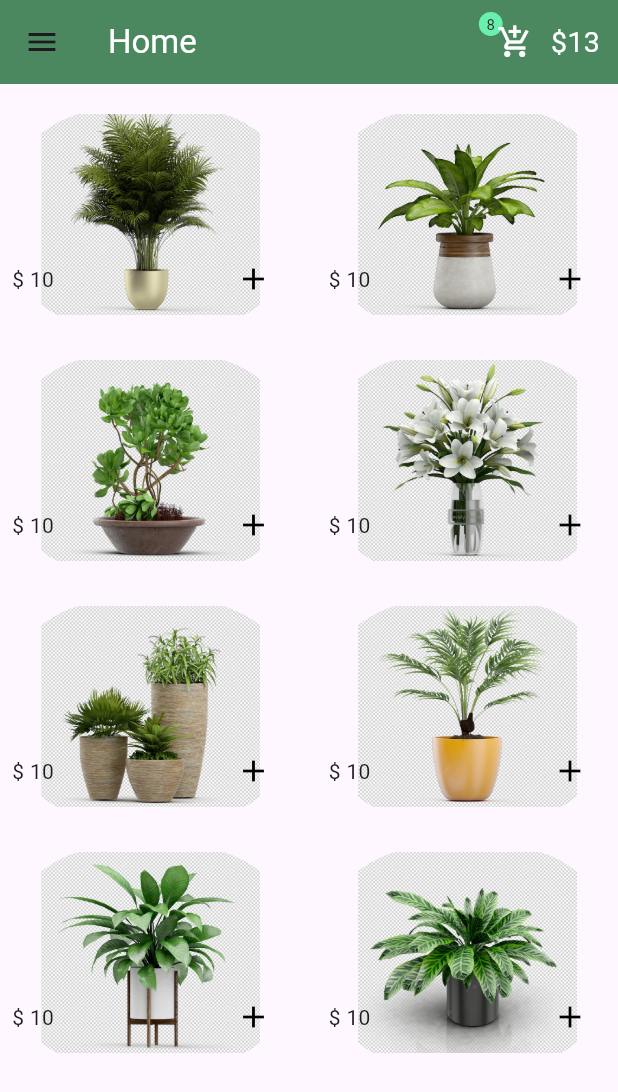
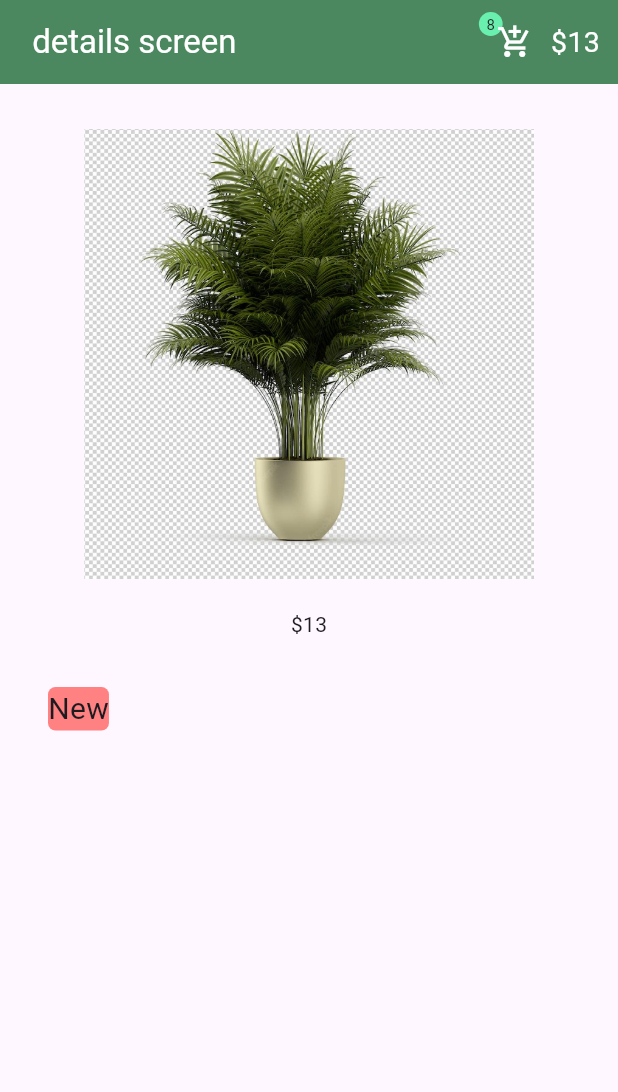
Before and after one commit to Ghada-Mohamed-Khalaf/E-commerce, a Flutter app: the screen it shows after launch, on a phone screen of 412 x 824 dp. Shown: the top 1092 px of the screen. Run offline on Flutter 3.47's test engine with Material 3 defaults, Android fonts, the phone set to English and light mode, and no system bars.

Commit message:
create details screen

```diff
--- a/lib/main.dart
+++ b/lib/main.dart
@@ -1,3 +1,5 @@
+
+import 'package:ecommerce/views/details_screen.dart';
 import 'package:ecommerce/views/home_page.dart';
 import 'package:ecommerce/views/login.dart';
 import 'package:ecommerce/views/sign_up.dart';
@@ -15,7 +17,7 @@ class MyApp extends StatelessWidget {
   Widget build(BuildContext context) {
     return MaterialApp(
      debugShowCheckedModeBanner: false,
-     home: HomePage(),
+     home:DetailsScreen(),
     );
   }
 }
--- /dev/null
+++ b/lib/views/details_screen.dart
@@ -0,0 +1,84 @@
+import 'package:ecommerce/costants.dart';
+import 'package:flutter/material.dart';
+
+class DetailsScreen extends StatelessWidget {
+  const DetailsScreen({super.key});
+
+  @override
+  Widget build(BuildContext context) {
+    return  Scaffold(
+      appBar: AppBar(
+        backgroundColor: kPrimaryColor,
+        title: Text(
+          " details screen",
+          style: TextStyle(color: Colors.white),
+        ),
+
+        actions: [
+          Row(
+            children: [
+              Stack(children: [
+                Container(
+                  child: Text(
+                    "8",
+                    style: TextStyle(fontSize: 10),
+                  ),
+                  padding: EdgeInsets.all(5),
+                  decoration: BoxDecoration(
+                      shape: BoxShape.circle, color: Colors.greenAccent),
+                ),
+                IconButton(
+                  onPressed: () {},
+                  icon: Icon(
+                    Icons.add_shopping_cart,
+                    color: Colors.white,
+                  ),
+                ),
+              ]),
+              Padding(
+                padding: const EdgeInsets.only(right: 12),
+                child: Text(
+                  "\$13",
+                  style: TextStyle(fontSize: 19, color: Colors.white),
+                ),
+              ),
+            ],
+          )
+        ],
+      ),
+      body:Padding(
+        padding: const EdgeInsets.only(top: 30),
+        child: Column(
+
+
+          children: [
+            Image.asset("assets/image/1.jpg",height: 300,width: 5000,),
+            SizedBox(height: 20,),
+            Text("\$13"),
+            Row(
+              children: [
+                Padding(
+                  padding: const EdgeInsets.all(32.0),
+                  child: Container(
+                    child: Text("New",style: TextStyle(fontSize: 20),),
+                    decoration: BoxDecoration(
+                      color: Color.fromARGB(255, 255, 129, 129),
+                      borderRadius: BorderRadius.circular(5),
+                    ),
+
+                  ),
+                ),
+              ],
+
+
+            ),
+          ],
+        ),
+      ) ,
+
+
+
+
+    );
+  }
+}
--- a/lib/views/onboarding.dart
+++ b/lib/views/onboarding.dart
@@ -1,13 +1,58 @@
-import 'package:flutter/material.dart';
-
-class OnBoarding extends StatelessWidget {
-  const OnBoarding({super.key});
-
-  @override
-  Widget build(BuildContext context) {
-    return  Scaffold(
-
-
-    );
-  }
-}
+//
+// import 'package:ecommerce/views/sign_up.dart';
+// import 'package:flutter/material.dart';
+// import 'package:introduction_screen/introduction_screen.dart';
+//
+// class OnBoarding extends StatelessWidget {
+//   const OnBoarding({super.key});
+//
+//   @override
+//   Widget build(BuildContext context) {
+//     return Scaffold(
+//       body: SafeArea(
+//         child: IntroductionScreen(
+//           pages: [
+//             PageViewModel(
+//                 title: "Best collection  of  indoor & outdoor plants",
+//                 body:"Plants are fascinating and vital organisms that play a key role in the Earth's ecosystem",
+//                 image:Image.asset(
+//                   "assets/image/onboarding1.jpg",
+//                 ),
+//             // PageViewModel(
+//             //     title: "Quick and easy learning",
+//             //     body: "Easy and fast learning at any time to help you improve various skills",
+//             //     image: const BuildImage(
+//             //       image: "assets/images/img_2.png",
+//             //     )),
+//             // PageViewModel(
+//             //     title: "Create your own study plan",
+//             //     body: "Study according to the study plan, make study more motivated",
+//             //     image: BuildImage(
+//             //       image: "assets/images/img_1.png",
+//
+//
+//                // )),
+//
+//             ), ],
+//           next: const Icon(Icons.arrow_forward),
+//           done: const Text(
+//             "Done",
+//             style: TextStyle(fontWeight: FontWeight.bold),
+//           ),
+//           onDone: () {
+//             Navigator.of(context).push(MaterialPageRoute(builder: (context){
+//               return const SignUp();
+//             }));
+//           },
+//           showSkipButton: true,
+//
+//           skip: const Text("Skip"),
+//
+//
+//         ),
+//       ),
+//
+//
+//     );
+//   }
+// }
```
Also changed, not shown: assets/image/onboarding1.jpg (added).
